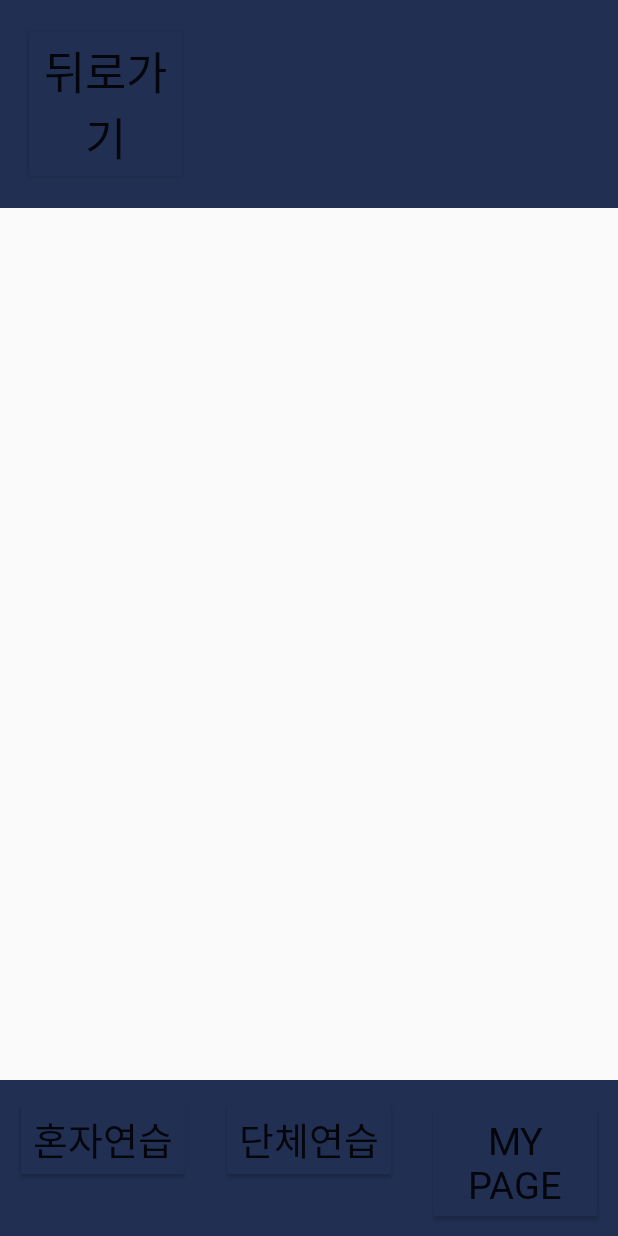
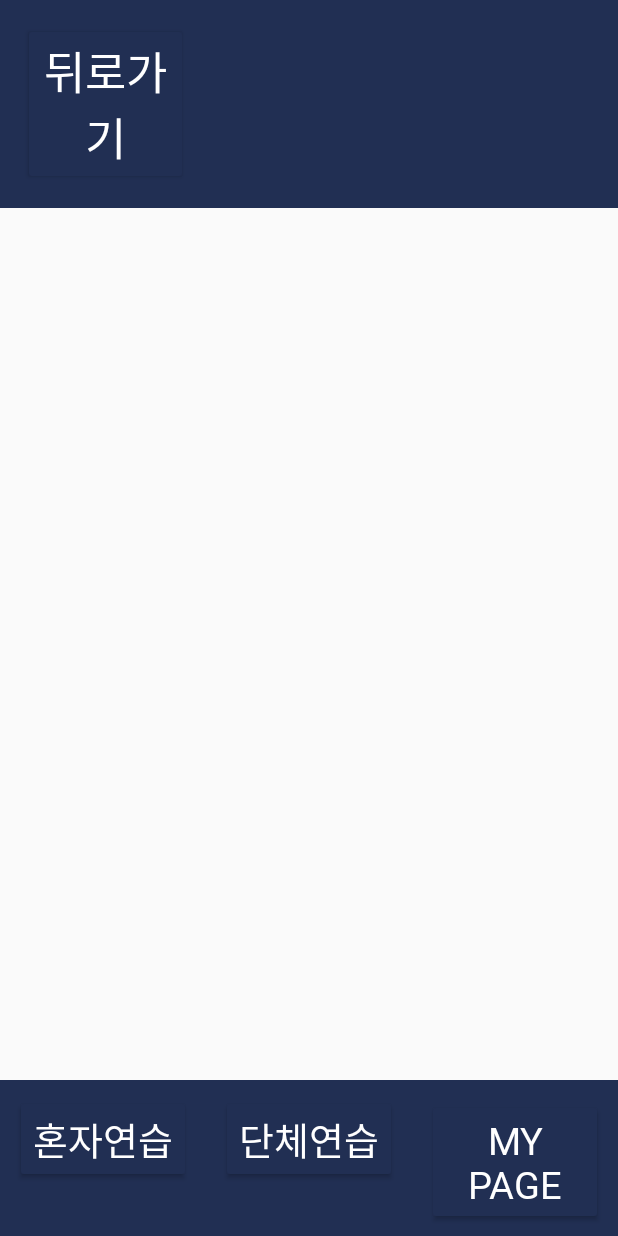
Before and after one commit to ahramlee92/typingGame, an Android app: the GroupWatingActivity screen opened directly, with no data from a screen before it, on a phone screen of 412 x 824 dp. Run offline under Robolectric (Android 15) with nearby library versions, the phone set to English and light mode, and no system bars.

Commit message:
글자 컬러 변경/ 폰트 크기 변경

```diff
--- a/app/src/main/res/layout/activity_group_wating.xml
+++ b/app/src/main/res/layout/activity_group_wating.xml
@@ -24,6 +24,7 @@
             android:layout_width="110dp"
             android:layout_height="wrap_content"
             android:backgroundTint="#212f53"
+            android:textColor="#ffffff"
             android:fontFamily="@font/nrnr"
             android:text="뒤로가기"
             android:textSize="30dp"
@@ -66,6 +67,7 @@
             android:text="혼자연습"
             android:textSize="25sp"
             android:backgroundTint="#212f53"
+            android:textColor="#ffffff"
             android:fontFamily="@font/nrnr"/>
 
         <Button
@@ -77,6 +79,7 @@
             android:text="단체연습"
             android:textSize="25sp"
             android:backgroundTint="#212f53"
+            android:textColor="#ffffff"
             android:fontFamily="@font/nrnr"/>
 
         <Button
@@ -88,6 +91,7 @@
             android:text="My page"
             android:textSize="25sp"
             android:backgroundTint="#212f53"
+            android:textColor="#ffffff"
             android:fontFamily="@font/nrnr"/>
 
     </LinearLayout>
```
